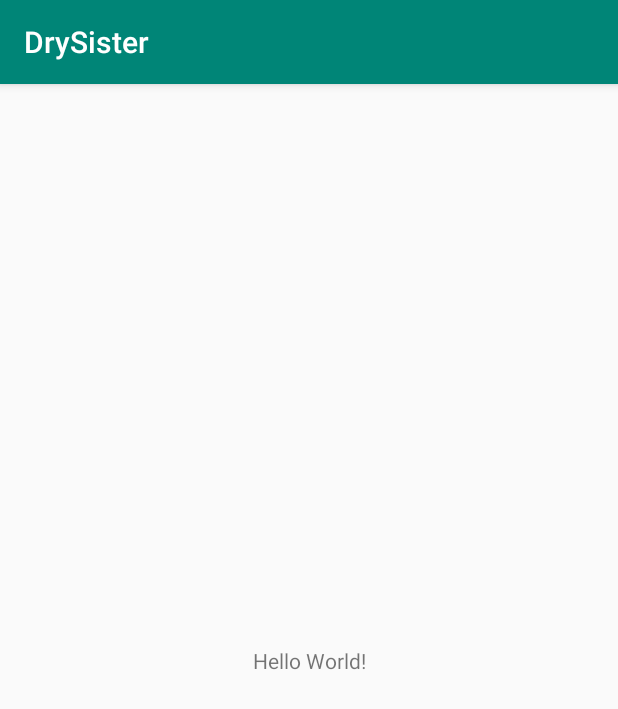
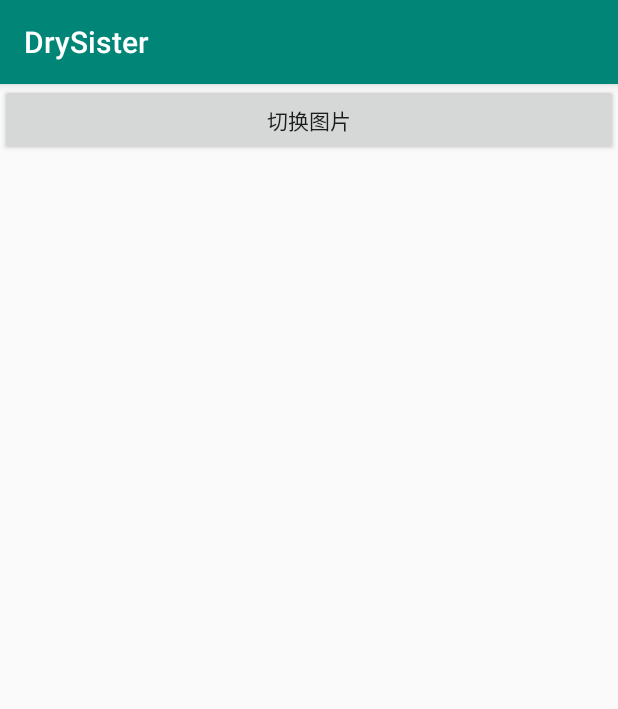
Before and after one commit to 1254841198/DrySister, an Android app: the screen it shows after launch (MainActivity), on a phone screen of 412 x 824 dp. Shown: the top 709 px of the screen. Run offline under Robolectric (Android 15) with nearby library versions, the phone set to English and light mode, and no system bars; pictures from the network do not load.

Commit message:
图片初始加载

```diff
--- a/app/src/main/AndroidManifest.xml
+++ b/app/src/main/AndroidManifest.xml
@@ -1,6 +1,8 @@
 <?xml version="1.0" encoding="utf-8"?>
 <manifest xmlns:android="http://schemas.android.com/apk/res/android"
     package="com.treatise.drysister">
+
+    <uses-permission android:name="android.permission.INTERNET"/>
 
     <application
         android:allowBackup="true"
--- a/app/src/main/java/com/treatise/drysister/MainActivity.java
+++ b/app/src/main/java/com/treatise/drysister/MainActivity.java
@@ -3,14 +3,60 @@ package com.treatise.drysister;
 import androidx.appcompat.app.AppCompatActivity;
 
 import android.os.Bundle;
+import android.view.View;
+import android.widget.Button;
+import android.widget.ImageView;
+
+import java.util.ArrayList;
 
 public class MainActivity extends AppCompatActivity {
+
+    ImageView imageView;
+    Button button;
+
+    ArrayList<String> urls;
+
+    PictureLoader loader;
+
+    int i = 0;
 
     @Override
     protected void onCreate(Bundle savedInstanceState) {
         super.onCreate(savedInstanceState);
         setContentView(R.layout.activity_main);
 
+        initData();
+        initView();
 
     }
+
+    private void initData() {
+        loader = new PictureLoader();
+        urls = new ArrayList<>();
+        urls.add("http://ww4.sinaimg.cn/large/610dc034jw1f6ipaai7wgj20dw0kugp4.jpg");
+        urls.add("http://ww3.sinaimg.cn/large/610dc034jw1f6gcxc1t7vj20hs0hsgo1.jpg");
+        urls.add("http://ww4.sinaimg.cn/large/610dc034jw1f6f5ktcyk0j20u011hacg.jpg");
+        urls.add("http://ww1.sinaimg.cn/large/610dc034jw1f6e1f1qmg3j20u00u0djp.jpg");
+        urls.add("http://ww3.sinaimg.cn/large/610dc034jw1f6aipo68yvj20qo0qoaee.jpg");
+        urls.add("http://ww3.sinaimg.cn/large/610dc034jw1f69c9e22xjj20u011hjuu.jpg");
+        urls.add("http://ww3.sinaimg.cn/large/610dc034jw1f689lmaf7qj20u00u00v7.jpg");
+        urls.add("http://ww3.sinaimg.cn/large/c85e4a5cjw1f671i8gt1rj20vy0vydsz.jpg");
+        urls.add("http://ww2.sinaimg.cn/large/610dc034jw1f65f0oqodoj20qo0hntc9.jpg");
+        urls.add("http://ww2.sinaimg.cn/large/c85e4a5cgw1f62hzfvzwwj20hs0qogpo.jpg");
+    }
+
+    private void initView() {
+        imageView = findViewById(R.id.imageView);
+        button = findViewById(R.id.changeImage);
+
+        button.setOnClickListener(new View.OnClickListener() {
+            @Override
+            public void onClick(View v) {
+                if (v.getId() == R.id.changeImage) {
+                    loader.load(imageView, urls.get(i++));
+                    i = i > 9 ? 0 : i;
+                }
+            }
+        });
+    }
 }
--- a/app/src/main/res/layout/activity_main.xml
+++ b/app/src/main/res/layout/activity_main.xml
@@ -6,13 +6,20 @@
     android:layout_height="match_parent"
     tools:context=".MainActivity">
 
-    <TextView
-        android:layout_width="wrap_content"
+    <Button
+        android:id="@+id/changeImage"
+        android:layout_width="match_parent"
         android:layout_height="wrap_content"
-        android:text="Hello World!"
+        android:text="@string/change_image"
+        app:layout_constraintTop_toTopOf="parent"/>
+
+    <ImageView
+        android:id="@+id/imageView"
+        android:layout_width="match_parent"
+        android:layout_height="wrap_content"
+        android:layout_marginTop="@dimen/dp_5"
         app:layout_constraintBottom_toBottomOf="parent"
-        app:layout_constraintLeft_toLeftOf="parent"
-        app:layout_constraintRight_toRightOf="parent"
-        app:layout_constraintTop_toTopOf="parent" />
+        app:layout_constraintTop_toBottomOf="@+id/changeImage" />
+
 
 </androidx.constraintlayout.widget.ConstraintLayout>
--- /dev/null
+++ b/app/src/main/res/values/dimens.xml
@@ -0,0 +1,4 @@
+<?xml version="1.0" encoding="utf-8"?>
+<resources>
+    <dimen name="dp_5">5dp</dimen>
+</resources>
--- a/app/src/main/res/values/strings.xml
+++ b/app/src/main/res/values/strings.xml
@@ -1,3 +1,4 @@
 <resources>
     <string name="app_name">DrySister</string>
+    <string name="change_image">切换图片</string>
 </resources>
```
Also changed, not shown: app/src/main/java/com/treatise/drysister/PictureLoader.java (added, +75 -0 lines).
